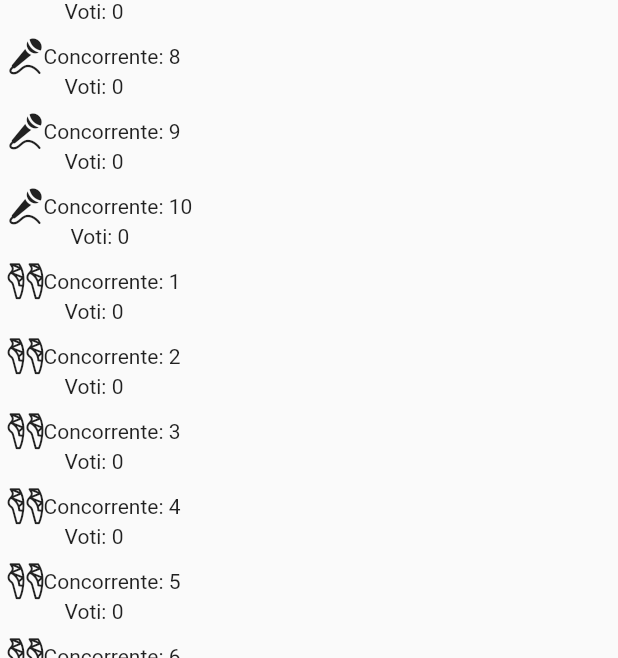
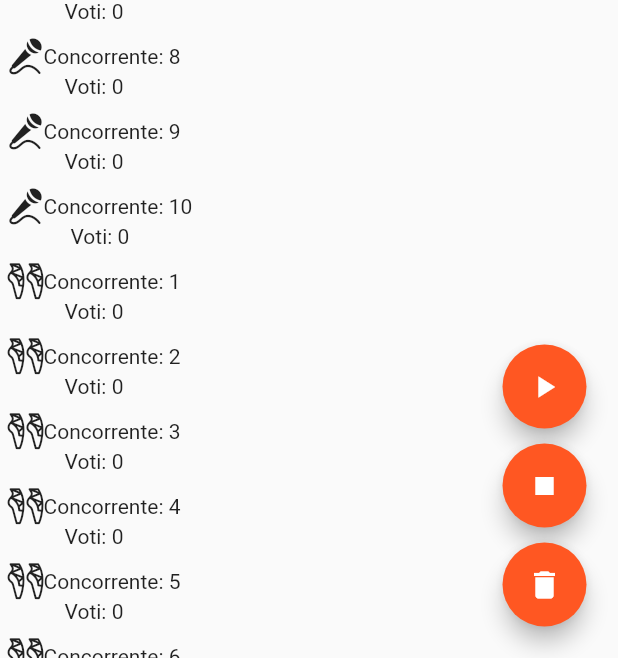
Before and after one commit to fabrizioddera/vbFactorFlutter, a Flutter app: the screen it shows after launch, after a tap on "Votazione classica", on a phone screen of 412 x 824 dp, the part 578-1236 px from its top. Run offline on Flutter 3.47's test engine with Material 2 defaults, Android fonts, the phone set to English and light mode, and no system bars; missing offline and left inert: sms.

Commit message:
Gestione SMS

```diff
--- a/lib/concorrenti.dart
+++ b/lib/concorrenti.dart
@@ -2,7 +2,7 @@ class Concorrente {
   String name;
   int voti;
 
-  Concorrente(String name, int voti){
+  Concorrente(String name, int voti) {
     this.name = name;
     this.voti = voti;
   }
--- a/lib/pages/classicVote.dart
+++ b/lib/pages/classicVote.dart
@@ -39,19 +39,56 @@ class _ClassicVoteState extends State<ClassicVoteStateful> {
         String code = splitString[0];
         if (VotingUtils.isCodeValid(code)) {
           int code1 = int.tryParse(splitString[1]);
-          if (code1 == null) {
+          if (code1 == null || code1 <= 0 || code1 > 10) {
             return;
           }
+          int code2 = int.tryParse(splitString[2]);
+          if (code2 == null || code2 <= 0 || code2 > 10) {
+            return;
+          }
+          int code3 = int.tryParse(splitString[3]);
+          if (code3 == null || code3 <= 0 || code3 > 10) {
+            return;
+          }
+          int code4 = int.tryParse(splitString[4]);
+          if (code4 == null || code4 <= 0 || code4 > 10) {
+            return;
+          }
+          int code5 = int.tryParse(splitString[5]);
+          if (code5 == null || code5 <= 0 || code5 > 10) {
+            return;
+          }
+          int code6 = int.tryParse(splitString[6]);
+          if (code6 == null || code6 <= 0 || code6 > 10) {
+            return;
+          }
+          if (code1 == code2 || code1 == code3 || code2 == code3) {
+            return;
+          }
+          if (code4 == code5 || code4 == code6 || code5 == code6) {
+            return;
+          }
+          concorrentiCanto[code1 - 1].voti =
+              concorrentiCanto[code1 - 1].voti + 1;
+          concorrentiCanto[code2 - 1].voti =
+              concorrentiCanto[code2 - 1].voti + 1;
+          concorrentiCanto[code3 - 1].voti =
+              concorrentiCanto[code3 - 1].voti + 1;
+          concorrentiBallo[code4 - 1].voti =
+              concorrentiBallo[code4 - 1].voti + 1;
+          concorrentiBallo[code5 - 1].voti =
+              concorrentiBallo[code5 - 1].voti + 1;
+          concorrentiBallo[code6 - 1].voti =
+              concorrentiBallo[code6 - 1].voti + 1;
         }
       }
-      setState(() {});
     }
   }
 
   @override
   void initState() {
     super.initState();
-    VBSMSReciver.startListenToSMS(incrementSMS);
+    VotingUtils.generateCodeList();
   }
 
   @override
@@ -85,7 +122,8 @@ class _ClassicVoteState extends State<ClassicVoteStateful> {
                               new Row(
                                 children: <Widget>[
                                   new Text("Voti: "),
-                              new Text(concorrentiCanto[i - 1].voti.toString())
+                                  new Text(
+                                      concorrentiCanto[i - 1].voti.toString())
                                 ],
                               )
                             ],
@@ -118,7 +156,8 @@ class _ClassicVoteState extends State<ClassicVoteStateful> {
                               new Row(
                                 children: <Widget>[
                                   new Text("Voti: "),
-                              new Text(concorrentiBallo[i - 1].voti.toString())
+                                  new Text(
+                                      concorrentiBallo[i - 1].voti.toString())
                                 ],
                               )
                             ],
@@ -129,6 +168,45 @@ class _ClassicVoteState extends State<ClassicVoteStateful> {
               ]),
             )
           ],
+        ),
+        floatingActionButton: new Column(
+          crossAxisAlignment: CrossAxisAlignment.end,
+          mainAxisAlignment: MainAxisAlignment.end,
+          children: <Widget>[
+            new Padding(
+              padding: EdgeInsets.all(5),
+              child: new FloatingActionButton(
+                heroTag: null,
+                onPressed: () {
+                  VBSMSReciver.startListenToSMS(incrementSMS);
+                },
+                child: new Icon(Icons.play_arrow),
+              ),
+            ),
+            new Padding(
+              padding: EdgeInsets.all(5),
+              child: new FloatingActionButton(
+                heroTag: null,
+                onPressed: () {
+                  VBSMSReciver.stopListenToSMS();
+                  setState(() {});
+                },
+                child: new Icon(Icons.stop),
+              ),
+            ),
+            new Padding(
+              padding: EdgeInsets.all(5),
+              child: new FloatingActionButton(
+                heroTag: null,
+                onPressed: () {
+                  concorrentiCanto = Concorrente.returnListCanto();
+                  concorrentiBallo = Concorrente.returnListBallo();
+                  setState(() {});
+                },
+                child: new Icon(Icons.delete),
+              ),
+            )
+          ],
         ));
   }
 }
--- a/lib/smsReceiver.dart
+++ b/lib/smsReceiver.dart
@@ -1,10 +1,23 @@
 import 'package:sms/sms.dart';
-class VBSMSReciver{
 
+class VBSMSReciver {
   VBSMSReciver();
+  static SmsReceiver receiver = new SmsReceiver();
 
-static void startListenToSMS(Function f){
-SmsReceiver receiver = new SmsReceiver();
-    receiver.onSmsReceived.listen((SmsMessage msg) => f(msg));
+  static bool isEnabled = false;
+
+  static void startListenToSMS(Function f) {
+    if (isEnabled == false) {
+      isEnabled = true;
+      receiver.onSmsReceived.listen((SmsMessage msg) => f(msg));
+    }
+    return;
+  }
+
+  static void stopListenToSMS() {
+    if (isEnabled == true) {
+      isEnabled = false;
+      receiver.onSmsReceived.listen((SmsMessage msg) => {});
+    }
+  }
 }
-}
--- a/lib/votingUtils.dart
+++ b/lib/votingUtils.dart
@@ -1,21 +1,23 @@
 import 'dart:math';
 
-class VotingUtils{
+class VotingUtils {
   static List<String> codes = new List();
 
-  static bool isCodeValid(String code){
-    if(codes.contains(code)){
+  static bool isCodeValid(String code) {
+    if (codes.contains(code)) {
+      codes.remove(code);
       return true;
     }
     return false;
   }
 
-  static List<String> generateCodeList(){
+  static List<String> generateCodeList() {
     for (var i = 0; i < 301; i++) {
       var rand = new Random();
       var rNumber = rand.nextInt(10);
       codes.add("vb$i$rNumber");
     }
+    print(codes[0]);
     return codes;
   }
 }
```
Lines whose indentation alone changed are shown as unchanged.
